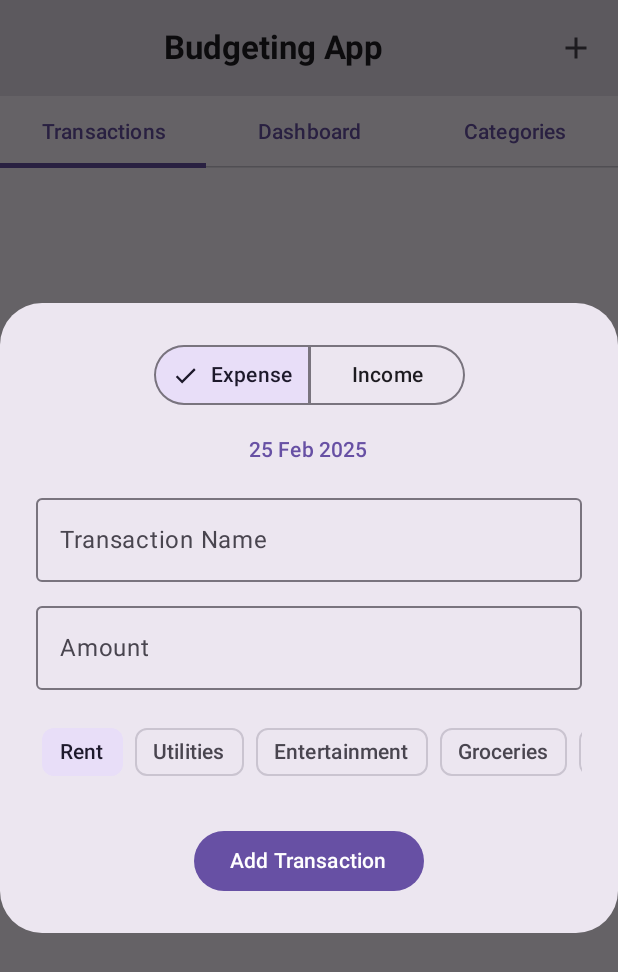
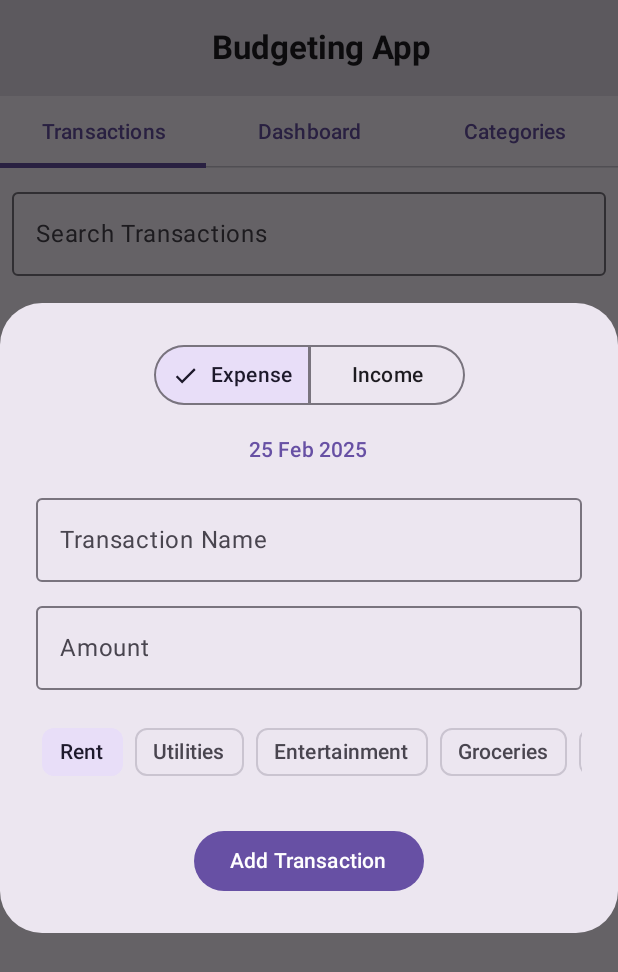
Before and after one commit to adarsh-siva/Budgeting-app, an Android app built with Jetpack Compose: the screen it shows after launch (MainActivity), after a tap on "Add Transaction", on a phone screen of 412 x 824 dp. Shown: the top 972 px of the screen. Run offline under Robolectric (Android 15) with nearby library versions, the phone set to English and light mode, and no system bars; libraries missing offline, so code that uses them is left out: co.yml.charts; 3 statements that could not run were skipped.

Commit message:
added semi functioning graph and search

```diff
--- a/app/build.gradle.kts
+++ b/app/build.gradle.kts
@@ -10,7 +10,7 @@ android {
 
     defaultConfig {
         applicationId = "com.example.budgetingapp"
-        minSdk = 24
+        minSdk = 26
         targetSdk = 35
         versionCode = 1
         versionName = "1.0"
@@ -44,6 +44,7 @@ android {
 dependencies {
 
     implementation(libs.androidx.core.ktx)
+    implementation(libs.ycharts)
     implementation(libs.androidx.lifecycle.runtime.ktx)
     implementation(libs.androidx.activity.compose)
     implementation(platform(libs.androidx.compose.bom))
--- /dev/null
+++ b/app/src/main/java/com/example/budgetingapp/BudgetLine.kt
@@ -0,0 +1,68 @@
+package com.example.budgetingapp
+
+import androidx.compose.material3.MaterialTheme
+import androidx.compose.runtime.Composable
+import androidx.compose.ui.graphics.Color
+import androidx.compose.ui.unit.dp
+import co.yml.charts.axis.AxisData
+import co.yml.charts.common.model.Point
+import co.yml.charts.ui.linechart.model.GridLines
+import co.yml.charts.ui.linechart.model.IntersectionPoint
+import co.yml.charts.ui.linechart.model.Line
+import co.yml.charts.ui.linechart.model.LineChartData
+import co.yml.charts.ui.linechart.model.LinePlotData
+import co.yml.charts.ui.linechart.model.LineStyle
+import co.yml.charts.ui.linechart.model.LineType
+import co.yml.charts.ui.linechart.model.SelectionHighlightPoint
+import co.yml.charts.ui.linechart.model.SelectionHighlightPopUp
+import co.yml.charts.ui.linechart.model.ShadowUnderLine
+
+class BudgetLine {
+        @Composable
+        fun buildGraph(points : List<Point>): LineChartData {
+            val steps = 5
+            var maxValue = Float.MIN_VALUE
+            for (point in points)
+            {
+                if (point.y > maxValue)
+                    maxValue = point.y
+            }
+
+            val xAxisData = AxisData.Builder()
+                .axisStepSize(100.dp)
+                .backgroundColor(MaterialTheme.colorScheme.background)
+                .steps(5)
+                .labelData { i -> i.toString()}
+                .labelAndAxisLinePadding(15.dp)
+                .build()
+
+            val yAxisData = AxisData.Builder()
+                .steps(steps)
+                .backgroundColor(MaterialTheme.colorScheme.background)
+                .labelAndAxisLinePadding(30.dp)
+                .labelData { i ->
+                    val yScale = maxValue / steps
+                    String.format("%.2f",(i * yScale))
+                }.build()
+            val lineChartData = LineChartData(
+                linePlotData = LinePlotData(
+                    lines = listOf(
+                        Line(
+                            dataPoints = points,
+                            LineStyle(lineType = LineType.Straight(false)),
+                            IntersectionPoint(),
+                            SelectionHighlightPoint(),
+                            ShadowUnderLine(),
+                            SelectionHighlightPopUp()
+                        )
+                    ),
+                ),
+                xAxisData = xAxisData,
+                yAxisData = yAxisData,
+                gridLines = GridLines(),
+                backgroundColor = MaterialTheme.colorScheme.background
+            )
+            return lineChartData
+        }
+
+}
--- a/app/src/main/java/com/example/budgetingapp/MainActivity.kt
+++ b/app/src/main/java/com/example/budgetingapp/MainActivity.kt
@@ -5,6 +5,7 @@ import androidx.activity.ComponentActivity
 import androidx.activity.compose.setContent
 import androidx.compose.foundation.clickable
 import androidx.compose.foundation.horizontalScroll
+import androidx.compose.foundation.interaction.MutableInteractionSource
 import androidx.compose.foundation.layout.Arrangement
 import androidx.compose.foundation.layout.Column
 import androidx.compose.foundation.layout.Row
@@ -42,13 +43,20 @@ import kotlin.text.toDoubleOrNull
 
 import androidx.compose.foundation.layout.*
 import androidx.compose.foundation.rememberScrollState
+import androidx.compose.foundation.text.KeyboardActions
 import androidx.compose.foundation.text.KeyboardOptions
 import androidx.compose.material.icons.filled.Add
+import androidx.compose.material.icons.filled.Clear
 import androidx.compose.material3.*
 import androidx.compose.runtime.*
+import androidx.compose.ui.platform.LocalFocusManager
+import androidx.compose.ui.text.input.ImeAction
 import androidx.compose.ui.text.input.KeyboardType
 import androidx.compose.ui.text.style.TextAlign
 import androidx.compose.ui.unit.sp
+import co.yml.charts.common.model.Point
+import co.yml.charts.ui.linechart.LineChart
+import co.yml.charts.ui.linechart.model.LineChartData
 import kotlinx.coroutines.launch
 
 import java.time.Instant
@@ -57,6 +65,8 @@ import java.time.ZoneId
 import java.time.ZoneOffset
 import java.time.format.DateTimeFormatter
 import kotlin.text.format
+import kotlin.text.isBlank
+import kotlin.text.isNotBlank
 
 class MainActivity : ComponentActivity() {
     override fun onCreate(savedInstanceState: Bundle?) {
@@ -71,6 +81,7 @@ class MainActivity : ComponentActivity() {
 @Composable
 fun BudgetingApp() {
     val transactionManager = remember { TransactionManager() }
+    val BudgetLine = remember { BudgetLine() }
     var showAddDialog by remember { mutableStateOf(false) }
     var transactions by remember { mutableStateOf(transactionManager.transactions) }
     var transactionsMap by remember { mutableStateOf(transactionManager.getOrderedTransactions()) }
@@ -79,6 +90,8 @@ fun BudgetingApp() {
     var isAddingTransaction by remember { mutableStateOf(false) }
     val coroutineScope = rememberCoroutineScope()
     val tabItems = listOf("Transactions", "Dashboard", "Categories")
+    var searchText by remember { mutableStateOf("") }
+    val focusManager = LocalFocusManager.current
 
     Scaffold(
         topBar = {
@@ -91,11 +104,6 @@ fun BudgetingApp() {
                             textAlign = TextAlign.Center,
                             modifier = Modifier.fillMaxWidth()
                         )
-                    },
-                    actions = {
-                        IconButton(onClick = { showAddDialog = true }) {
-                            Icon(Icons.Filled.Add, "Add Transaction")
-                        }
                     },
                     colors = TopAppBarDefaults.centerAlignedTopAppBarColors(
                         containerColor = MaterialTheme.colorScheme.surfaceVariant
@@ -110,11 +118,77 @@ fun BudgetingApp() {
                         )
                     }
                 }
+                if (selectedTabIndex == 0) {
+
+                    OutlinedTextField(
+                        maxLines = 1,
+                        value = searchText,
+                        onValueChange = {
+                            searchText = it
+                            if (it.isBlank()) {
+                                transactionsMap = transactionManager.getOrderedTransactions()
+                            } else {
+                                transactionsMap = transactionManager.searchTransactions(it)
+                            }
+                        },
+
+                        label = { Text("Search Transactions") },
+                        modifier = Modifier
+                            .fillMaxWidth()
+                            .padding(8.dp),
+                        trailingIcon = {
+                            if (searchText.isNotBlank()) {
+                                IconButton(onClick = {
+                                    searchText = ""
+                                    transactionsMap = transactionManager.getOrderedTransactions()
+                                }) {
+                                    Icon(Icons.Filled.Clear, "Clear Search")
+                                }
+                            }
+                        },
+                        keyboardOptions = KeyboardOptions.Default.copy(
+                            imeAction = ImeAction.Done
+                        ),
+                        keyboardActions = KeyboardActions(
+                            onDone = { focusManager.clearFocus() } // Hides the keyboard when Enter is pressed
+                        )
+
+                    )
+                    Row(
+                        modifier = Modifier
+                            .fillMaxWidth()
+                            .padding(16.dp),
+                        horizontalArrangement = Arrangement.Center
+                    ) {
+                        Button(onClick = { showAddDialog = true }) {
+                            Icon(Icons.Filled.Add, "Add Transaction")
+                            Spacer(modifier = Modifier.width(8.dp))
+                            Text("Add Transaction")
+                        }
+                    }
+
+                }
             }
         },
         content = { innerPadding ->
+            val points = listOf(
+
+                Point(0f, 10f),
+                Point(2f, 20f))
+
+            val map = transactionManager.getReverseOrderedTransactions()
+            var pointss : MutableList<Point> = mutableListOf()
+
+            var balance = 0.00f
+            for((date, transactions) in map)
+            {
+                balance += transactions.sumOf {it.amount}.toFloat()
+                pointss.add(Point(date.dayOfMonth.toFloat(), balance))
+            }
+
             when (selectedTabIndex) {
-                0 -> TransactionList(
+                0 ->
+                    TransactionList(
                     transactions = transactionsMap,
                     modifier = Modifier.padding(innerPadding),
                     onEditTransaction = { transaction ->
@@ -122,7 +196,8 @@ fun BudgetingApp() {
                         showAddDialog = true
                     }
                 )
-                1 -> DashboardScreen(modifier = Modifier.padding(innerPadding),transactionManager.getBalance())
+
+                1 -> DashboardScreen(modifier = Modifier.padding(innerPadding),transactionManager.getBalance(), BudgetLine.buildGraph(pointss), map.size)
                 //2 -> CategoriesScreen(modifier = Modifier.padding(innerPadding))
             }
             if (showAddDialog) {
@@ -170,7 +245,7 @@ fun BudgetingApp() {
 }
 
 @Composable
-fun DashboardScreen(modifier: Modifier, balance: Double) {
+fun DashboardScreen(modifier: Modifier, balance: Double, lineChartData: LineChartData, numTransactions : Int) {
     Column(
         modifier = modifier
             .fillMaxSize()
@@ -191,6 +266,16 @@ fun DashboardScreen(modifier: Modifier, balance: Double) {
             textAlign = TextAlign.Center,
             color = if (balance >= 0) Color(0xFF388E3C) else Color(0xFFC62828) // Green if positive, red if negative
         )
+        if(numTransactions >= 2)
+        {
+            LineChart(
+                modifier = Modifier
+                    .fillMaxWidth()
+                    .height(300.dp),
+                lineChartData = lineChartData
+            )
+        }
+
     }
 }
 
--- a/app/src/main/java/com/example/budgetingapp/TransactionManager.kt
+++ b/app/src/main/java/com/example/budgetingapp/TransactionManager.kt
@@ -1,5 +1,6 @@
 package com.example.budgetingapp
 
+import androidx.compose.ui.text.toLowerCase
 import java.time.LocalDate
 
 
@@ -24,6 +25,10 @@ class TransactionManager {
         transactions.add(Transaction(id, amount, date, name, TransactionType,category))
         id++
     }
+    fun searchTransactions(search : String) : Map<LocalDate, List<Transaction>>
+    {
+        return transactions.filter { it.name.lowercase().contains(search.lowercase()) || it.category.lowercase().contains(search.lowercase()) || it.amount.toString().contains(search)}.groupBy { it.date }
+    }
     fun deleteTransaction(id: Int) {
         transactions.removeIf { it.id == id }
     }
@@ -46,6 +51,9 @@ class TransactionManager {
     fun getOrderedTransactions(): Map<LocalDate, List<Transaction>>  {
             return transactions.sortedByDescending { it.date }.groupBy { it.date }
     }
+    fun getReverseOrderedTransactions(): Map<LocalDate, List<Transaction>>  {
+        return transactions.sortedBy { it.date }.groupBy { it.date }
+    }
     fun getBalance(): Double {
         var balance  = 0.00;
         for(transaction in transactions)
--- a/gradle/libs.versions.toml
+++ b/gradle/libs.versions.toml
@@ -8,6 +8,7 @@ espressoCore = "3.5.1"
 lifecycleRuntimeKtx = "2.6.1"
 activityCompose = "1.8.0"
 composeBom = "2024.04.01"
+ycharts = "2.1.0"
 
 [libraries]
 androidx-core-ktx = { group = "androidx.core", name = "core-ktx", version.ref = "coreKtx" }
@@ -24,6 +25,7 @@ androidx-ui-tooling-preview = { group = "androidx.compose.ui", name = "ui-toolin
 androidx-ui-test-manifest = { group = "androidx.compose.ui", name = "ui-test-manifest" }
 androidx-ui-test-junit4 = { group = "androidx.compose.ui", name = "ui-test-junit4" }
 androidx-material3 = { group = "androidx.compose.material3", name = "material3" }
+ycharts = { module = "co.yml:ycharts", version.ref = "ycharts" }
 
 [plugins]
 android-application = { id = "com.android.application", version.ref = "agp" }
```
Also changed, not shown: build.gradle.kts (line endings or trailing spaces).
